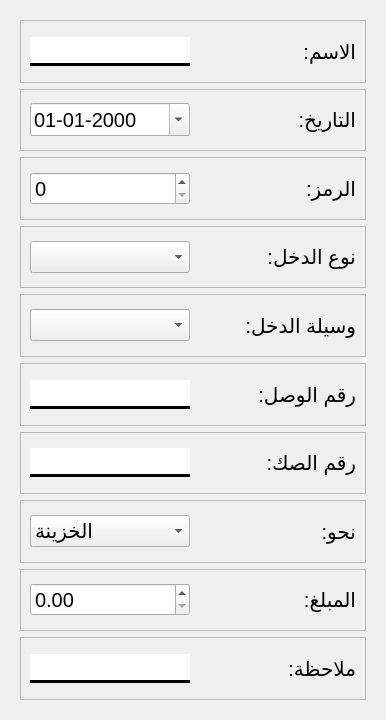
yahiab05/student-managment-v2.0, file app/ui/forms/income_from.ui: the form before one commit.
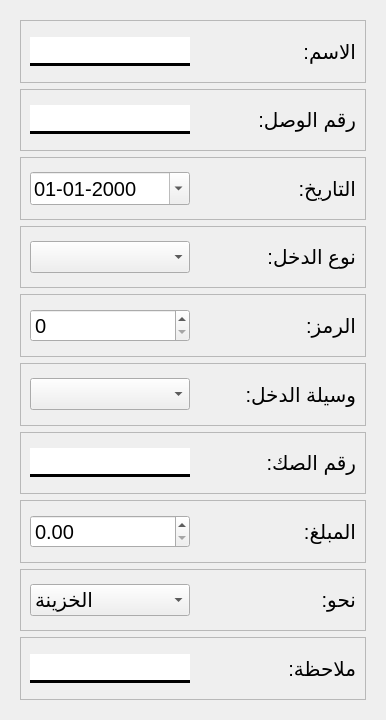
The form after the commit.

Diff of the .ui file:
```diff
--- a/app/ui/forms/income_from.ui
+++ b/app/ui/forms/income_from.ui
@@ -81,6 +81,52 @@
         </layout>
        </widget>
       </item>
+      <item>
+       <widget class="QFrame" name="frame_12">
+        <property name="frameShape">
+         <enum>QFrame::StyledPanel</enum>
+        </property>
+        <property name="frameShadow">
+         <enum>QFrame::Raised</enum>
+        </property>
+        <layout class="QHBoxLayout" name="horizontalLayout_11">
+         <item>
+          <widget class="QLineEdit" name="bill_number">
+           <property name="maximumSize">
+            <size>
+             <width>160</width>
+             <height>16777215</height>
+            </size>
+           </property>
+           <property name="font">
+            <font>
+             <pointsize>15</pointsize>
+            </font>
+           </property>
+           <property name="styleSheet">
+            <string notr="true">border: 3px solid black;
+border-left: none;
+border-right: none;
+border-top: none 
+</string>
+           </property>
+          </widget>
+         </item>
+         <item>
+          <widget class="QLabel" name="label_20">
+           <property name="font">
+            <font>
+             <pointsize>15</pointsize>
+            </font>
+           </property>
+           <property name="text">
+            <string>رقم الوصل:</string>
+           </property>
+          </widget>
+         </item>
+        </layout>
+       </widget>
+      </item>
       <item>
        <widget class="QFrame" name="frame_2">
         <property name="frameShape">
@@ -129,51 +175,6 @@
         </layout>
        </widget>
       </item>
-      <item>
-       <widget class="QFrame" name="frame_8">
-        <property name="frameShape">
-         <enum>QFrame::StyledPanel</enum>
-        </property>
-        <property name="frameShadow">
-         <enum>QFrame::Raised</enum>
-        </property>
-        <layout class="QHBoxLayout" name="horizontalLayout_7">
-         <item>
-          <widget class="QSpinBox" name="code_input">
-           <property name="maximumSize">
-            <size>
-             <width>160</width>
-             <height>16777215</height>
-            </size>
-           </property>
-           <property name="font">
-            <font>
-             <pointsize>15</pointsize>
-            </font>
-           </property>
-           <property name="layoutDirection">
-            <enum>Qt::LeftToRight</enum>
-           </property>
-           <property name="buttonSymbols">
-            <enum>QAbstractSpinBox::UpDownArrows</enum>
-           </property>
-          </widget>
-         </item>
-         <item>
-          <widget class="QLabel" name="label_19">
-           <property name="font">
-            <font>
-             <pointsize>15</pointsize>
-            </font>
-           </property>
-           <property name="text">
-            <string>الرمز:</string>
-           </property>
-          </widget>
-         </item>
-        </layout>
-       </widget>
-      </item>
       <item>
        <widget class="QFrame" name="frame_9">
         <property name="frameShape">
@@ -219,6 +220,51 @@
         </layout>
        </widget>
       </item>
+      <item>
+       <widget class="QFrame" name="frame_8">
+        <property name="frameShape">
+         <enum>QFrame::StyledPanel</enum>
+        </property>
+        <property name="frameShadow">
+         <enum>QFrame::Raised</enum>
+        </property>
+        <layout class="QHBoxLayout" name="horizontalLayout_7">
+         <item>
+          <widget class="QSpinBox" name="code_input">
+           <property name="maximumSize">
+            <size>
+             <width>160</width>
+             <height>16777215</height>
+            </size>
+           </property>
+           <property name="font">
+            <font>
+             <pointsize>15</pointsize>
+            </font>
+           </property>
+           <property name="layoutDirection">
+            <enum>Qt::LeftToRight</enum>
+           </property>
+           <property name="buttonSymbols">
+            <enum>QAbstractSpinBox::UpDownArrows</enum>
+           </property>
+          </widget>
+         </item>
+         <item>
+          <widget class="QLabel" name="label_19">
+           <property name="font">
+            <font>
+             <pointsize>15</pointsize>
+            </font>
+           </property>
+           <property name="text">
+            <string>الرمز:</string>
+           </property>
+          </widget>
+         </item>
+        </layout>
+       </widget>
+      </item>
       <item>
        <widget class="QFrame" name="frame_10">
         <property name="frameShape">
@@ -261,52 +307,6 @@
         </layout>
        </widget>
       </item>
-      <item>
-       <widget class="QFrame" name="frame_12">
-        <property name="frameShape">
-         <enum>QFrame::StyledPanel</enum>
-        </property>
-        <property name="frameShadow">
-         <enum>QFrame::Raised</enum>
-        </property>
-        <layout class="QHBoxLayout" name="horizontalLayout_11">
-         <item>
-          <widget class="QLineEdit" name="bill_number">
-           <property name="maximumSize">
-            <size>
-             <width>160</width>
-             <height>16777215</height>
-            </size>
-           </property>
-           <property name="font">
-            <font>
-             <pointsize>15</pointsize>
-            </font>
-           </property>
-           <property name="styleSheet">
-            <string notr="true">border: 3px solid black;
-border-left: none;
-border-right: none;
-border-top: none 
-</string>
-           </property>
-          </widget>
-         </item>
-         <item>
-          <widget class="QLabel" name="label_20">
-           <property name="font">
-            <font>
-             <pointsize>15</pointsize>
-            </font>
-           </property>
-           <property name="text">
-            <string>رقم الوصل:</string>
-           </property>
-          </widget>
-         </item>
-        </layout>
-       </widget>
-      </item>
       <item>
        <widget class="QFrame" name="frame_11">
         <property name="frameShape">
@@ -353,58 +353,6 @@
         </layout>
        </widget>
       </item>
-      <item>
-       <widget class="QFrame" name="frame_13">
-        <property name="frameShape">
-         <enum>QFrame::StyledPanel</enum>
-        </property>
-        <property name="frameShadow">
-         <enum>QFrame::Raised</enum>
-        </property>
-        <layout class="QHBoxLayout" name="horizontalLayout_12">
-         <item>
-          <widget class="QComboBox" name="bank_caisse">
-           <property name="maximumSize">
-            <size>
-             <width>160</width>
-             <height>16777215</height>
-            </size>
-           </property>
-           <property name="font">
-            <font>
-             <pointsize>15</pointsize>
-            </font>
-           </property>
-           <property name="layoutDirection">
-            <enum>Qt::LeftToRight</enum>
-           </property>
-           <item>
-            <property name="text">
-             <string>الخزينة</string>
-            </property>
-           </item>
-           <item>
-            <property name="text">
-             <string>البنك</string>
-            </property>
-           </item>
-          </widget>
-         </item>
-         <item>
-          <widget class="QLabel" name="label_13">
-           <property name="font">
-            <font>
-             <pointsize>15</pointsize>
-            </font>
-           </property>
-           <property name="text">
-            <string>نحو:</string>
-           </property>
-          </widget>
-         </item>
-        </layout>
-       </widget>
-      </item>
       <item>
        <widget class="QFrame" name="frame_14">
         <property name="frameShape">
@@ -453,6 +401,58 @@
         </layout>
        </widget>
       </item>
+      <item>
+       <widget class="QFrame" name="frame_13">
+        <property name="frameShape">
+         <enum>QFrame::StyledPanel</enum>
+        </property>
+        <property name="frameShadow">
+         <enum>QFrame::Raised</enum>
+        </property>
+        <layout class="QHBoxLayout" name="horizontalLayout_12">
+         <item>
+          <widget class="QComboBox" name="bank_caisse">
+           <property name="maximumSize">
+            <size>
+             <width>160</width>
+             <height>16777215</height>
+            </size>
+           </property>
+           <property name="font">
+            <font>
+             <pointsize>15</pointsize>
+            </font>
+           </property>
+           <property name="layoutDirection">
+            <enum>Qt::LeftToRight</enum>
+           </property>
+           <item>
+            <property name="text">
+             <string>الخزينة</string>
+            </property>
+           </item>
+           <item>
+            <property name="text">
+             <string>البنك</string>
+            </property>
+           </item>
+          </widget>
+         </item>
+         <item>
+          <widget class="QLabel" name="label_13">
+           <property name="font">
+            <font>
+             <pointsize>15</pointsize>
+            </font>
+           </property>
+           <property name="text">
+            <string>نحو:</string>
+           </property>
+          </widget>
+         </item>
+        </layout>
+       </widget>
+      </item>
       <item>
        <widget class="QFrame" name="frame_15">
         <property name="frameShape">
```
